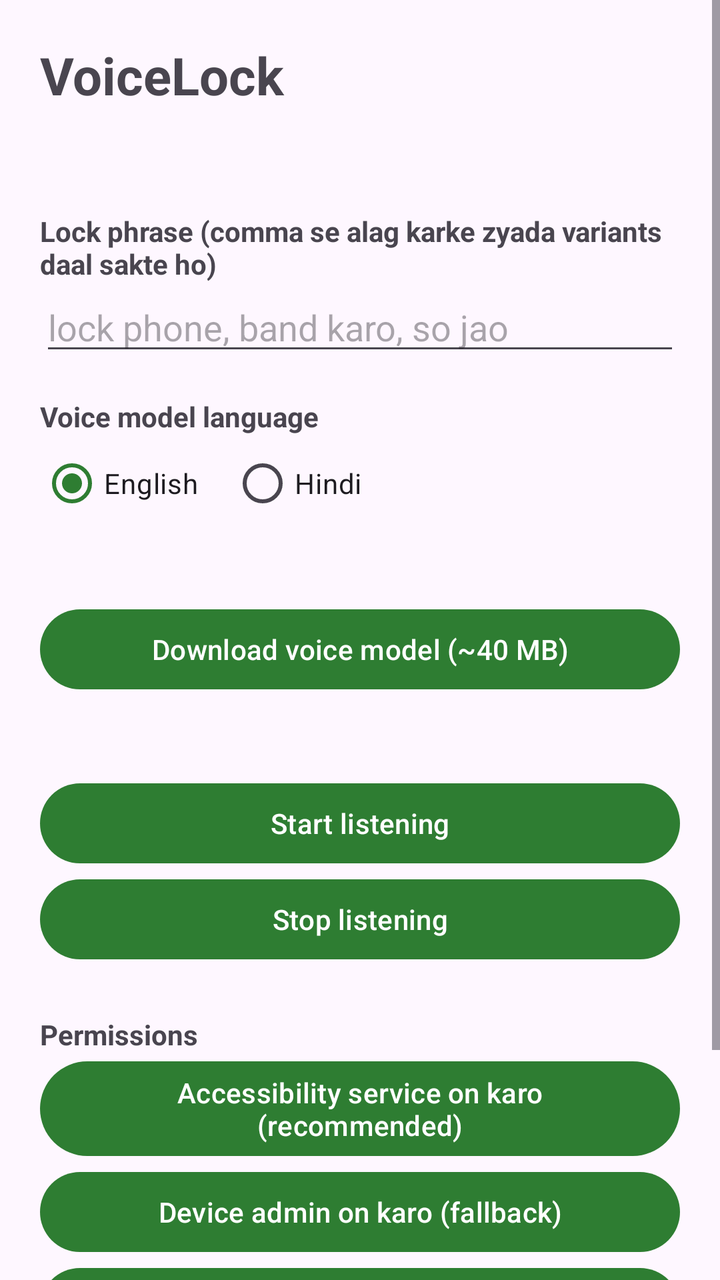
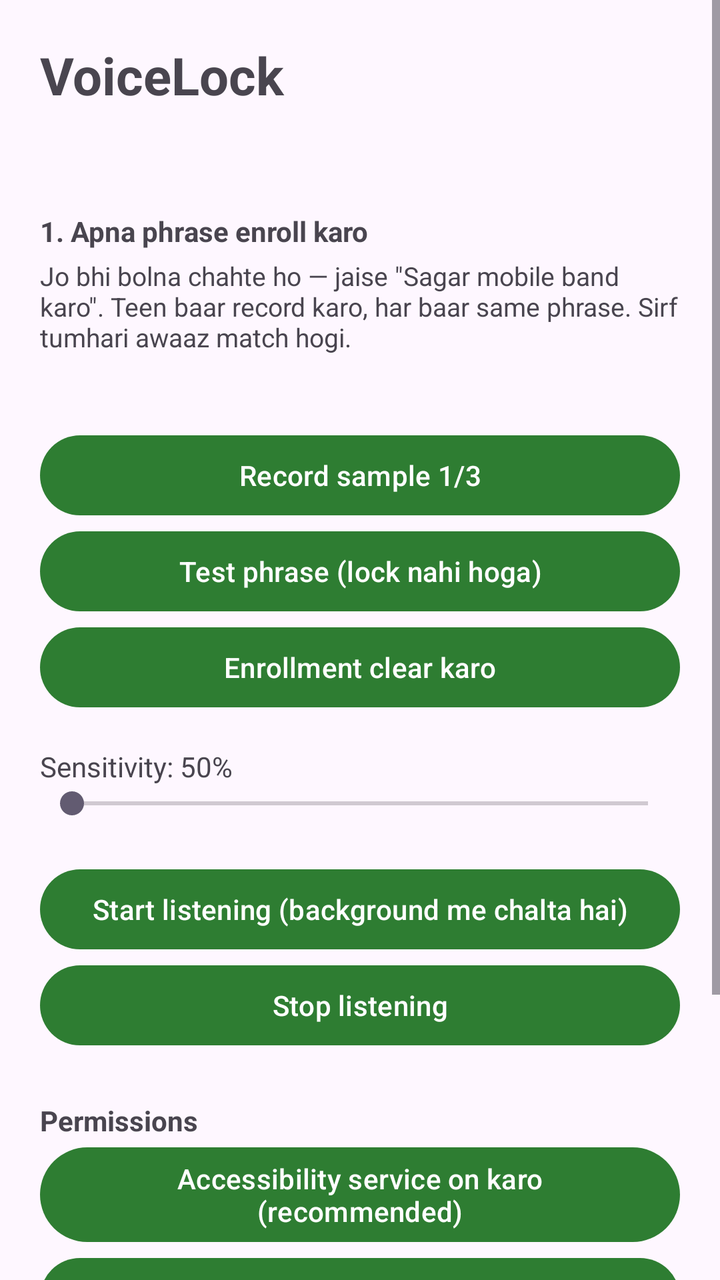

Compare the two renders of this Android layout. The source of the first and the diff that turns it into the second are given below.
<!-- AndroidManifest.xml: application theme Theme.VoiceLock -->
<!-- res/layout/activity_main.xml -->
<?xml version="1.0" encoding="utf-8"?>
<ScrollView xmlns:android="http://schemas.android.com/apk/res/android"
    android:layout_width="match_parent"
    android:layout_height="match_parent"
    android:fillViewport="true">

    <LinearLayout
        android:layout_width="match_parent"
        android:layout_height="wrap_content"
        android:orientation="vertical"
        android:padding="20dp">

        <TextView
            android:layout_width="wrap_content"
            android:layout_height="wrap_content"
            android:text="@string/app_name"
            android:textSize="26sp"
            android:textStyle="bold" />

        <TextView
            android:id="@+id/statusText"
            android:layout_width="match_parent"
            android:layout_height="wrap_content"
            android:layout_marginTop="8dp"
            android:textSize="14sp" />

        <TextView
            android:layout_width="match_parent"
            android:layout_height="wrap_content"
            android:layout_marginTop="24dp"
            android:text="Lock phrase (comma se alag karke zyada variants daal sakte ho)"
            android:textStyle="bold" />

        <EditText
            android:id="@+id/phraseInput"
            android:layout_width="match_parent"
            android:layout_height="wrap_content"
            android:hint="lock phone, band karo, so jao"
            android:inputType="text"
            android:importantForAutofill="no" />

        <TextView
            android:layout_width="match_parent"
            android:layout_height="wrap_content"
            android:layout_marginTop="16dp"
            android:text="Voice model language"
            android:textStyle="bold" />

        <RadioGroup
            android:id="@+id/langGroup"
            android:layout_width="match_parent"
            android:layout_height="wrap_content"
            android:orientation="horizontal">

            <RadioButton
                android:id="@+id/langEn"
                android:layout_width="wrap_content"
                android:layout_height="wrap_content"
                android:checked="true"
                android:text="English" />

            <RadioButton
                android:id="@+id/langHi"
                android:layout_width="wrap_content"
                android:layout_height="wrap_content"
                android:layout_marginStart="16dp"
                android:text="Hindi" />
        </RadioGroup>

        <TextView
            android:id="@+id/modelStatus"
            android:layout_width="match_parent"
            android:layout_height="wrap_content"
            android:layout_marginTop="8dp"
            android:textSize="14sp" />

        <Button
            android:id="@+id/downloadBtn"
            android:layout_width="match_parent"
            android:layout_height="wrap_content"
            android:layout_marginTop="8dp"
            android:text="Download voice model (~40 MB)" />

        <TextView
            android:id="@+id/progressText"
            android:layout_width="match_parent"
            android:layout_height="wrap_content"
            android:textSize="14sp" />

        <Button
            android:id="@+id/btnStart"
            android:layout_width="match_parent"
            android:layout_height="wrap_content"
            android:layout_marginTop="20dp"
            android:text="Start listening" />

        <Button
            android:id="@+id/btnStop"
            android:layout_width="match_parent"
            android:layout_height="wrap_content"
            android:text="Stop listening" />

        <TextView
            android:layout_width="match_parent"
            android:layout_height="wrap_content"
            android:layout_marginTop="24dp"
            android:text="Permissions"
            android:textStyle="bold" />

        <Button
            android:id="@+id/btnAccessibility"
            android:layout_width="match_parent"
            android:layout_height="wrap_content"
            android:text="Accessibility service on karo (recommended)" />

        <Button
            android:id="@+id/btnAdmin"
            android:layout_width="match_parent"
            android:layout_height="wrap_content"
            android:text="Device admin on karo (fallback)" />

        <Button
            android:id="@+id/btnBattery"
            android:layout_width="match_parent"
            android:layout_height="wrap_content"
            android:text="Battery optimization se exempt karo" />

        <TextView
            android:layout_width="match_parent"
            android:layout_height="wrap_content"
            android:layout_marginTop="24dp"
            android:textSize="12sp"
            android:text="Note: Android secure lock screen ko kisi app se programmatically unlock nahi kiya ja sakta. Ye app voice se lock karti hai; unlock phone ke apne PIN/pattern/fingerprint se hi hoga."
            android:textColor="#888888" />
    </LinearLayout>
</ScrollView>
<!-- resources referenced by this layout -->
<resources>
  <string name="app_name">VoiceLock</string>
  <style name="Theme.VoiceLock" parent="Theme.Material3.DayNight.NoActionBar">
          <item name="colorPrimary">#2E7D32</item>
          <item name="colorOnPrimary">#FFFFFF</item>
      </style>
</resources>

<!-- the commit's change to res/layout/activity_main.xml (unified diff, before → after) -->
@@ -28,71 +28,62 @@
             android:layout_width="match_parent"
             android:layout_height="wrap_content"
             android:layout_marginTop="24dp"
-            android:text="Lock phrase (comma se alag karke zyada variants daal sakte ho)"
+            android:text="1. Apna phrase enroll karo"
             android:textStyle="bold" />
-
-        <EditText
-            android:id="@+id/phraseInput"
-            android:layout_width="match_parent"
-            android:layout_height="wrap_content"
-            android:hint="lock phone, band karo, so jao"
-            android:inputType="text"
-            android:importantForAutofill="no" />
 
         <TextView
             android:layout_width="match_parent"
             android:layout_height="wrap_content"
-            android:layout_marginTop="16dp"
-            android:text="Voice model language"
-            android:textStyle="bold" />
-
-        <RadioGroup
-            android:id="@+id/langGroup"
-            android:layout_width="match_parent"
-            android:layout_height="wrap_content"
-            android:orientation="horizontal">
-
-            <RadioButton
-                android:id="@+id/langEn"
-                android:layout_width="wrap_content"
-                android:layout_height="wrap_content"
-                android:checked="true"
-                android:text="English" />
-
-            <RadioButton
-                android:id="@+id/langHi"
-                android:layout_width="wrap_content"
-                android:layout_height="wrap_content"
-                android:layout_marginStart="16dp"
-                android:text="Hindi" />
-        </RadioGroup>
+            android:layout_marginTop="4dp"
+            android:text="Jo bhi bolna chahte ho — jaise &quot;Sagar mobile band karo&quot;. Teen baar record karo, har baar same phrase. Sirf tumhari awaaz match hogi."
+            android:textSize="13sp" />
 
         <TextView
-            android:id="@+id/modelStatus"
+            android:id="@+id/enrollStatus"
             android:layout_width="match_parent"
             android:layout_height="wrap_content"
             android:layout_marginTop="8dp"
-            android:textSize="14sp" />
+            android:textSize="15sp"
+            android:textStyle="bold" />
 
         <Button
-            android:id="@+id/downloadBtn"
+            android:id="@+id/btnRecord"
             android:layout_width="match_parent"
             android:layout_height="wrap_content"
             android:layout_marginTop="8dp"
-            android:text="Download voice model (~40 MB)" />
+            android:text="Record sample 1/3" />
+
+        <Button
+            android:id="@+id/btnTest"
+            android:layout_width="match_parent"
+            android:layout_height="wrap_content"
+            android:text="Test phrase (lock nahi hoga)" />
+
+        <Button
+            android:id="@+id/btnClear"
+            android:layout_width="match_parent"
+            android:layout_height="wrap_content"
+            android:text="Enrollment clear karo" />
 
         <TextView
-            android:id="@+id/progressText"
+            android:id="@+id/sensitivityLabel"
             android:layout_width="match_parent"
             android:layout_height="wrap_content"
-            android:textSize="14sp" />
+            android:layout_marginTop="16dp"
+            android:text="Sensitivity: 50%" />
+
+        <SeekBar
+            android:id="@+id/sensitivityBar"
+            android:layout_width="match_parent"
+            android:layout_height="wrap_content"
+            android:max="100" />
 
         <Button
             android:id="@+id/btnStart"
             android:layout_width="match_parent"
             android:layout_height="wrap_content"
             android:layout_marginTop="20dp"
-            android:text="Start listening" />
+            android:text="Start listening (background me chalta hai)" />
 
         <Button
             android:id="@+id/btnStop"
@@ -130,7 +121,7 @@
             android:layout_height="wrap_content"
             android:layout_marginTop="24dp"
             android:textSize="12sp"
-            android:text="Note: Android secure lock screen ko kisi app se programmatically unlock nahi kiya ja sakta. Ye app voice se lock karti hai; unlock phone ke apne PIN/pattern/fingerprint se hi hoga."
-            android:textColor="#888888" />
+            android:textColor="#888888"
+            android:text="Note: Ye voice-print style matching hai (MFCC + DTW). Casual use ke liye kaafi hai par biometric-grade security nahi. Secure lock screen ko koi app programmatically unlock nahi kar sakta — voice sirf lock karti hai." />
     </LinearLayout>
 </ScrollView>
